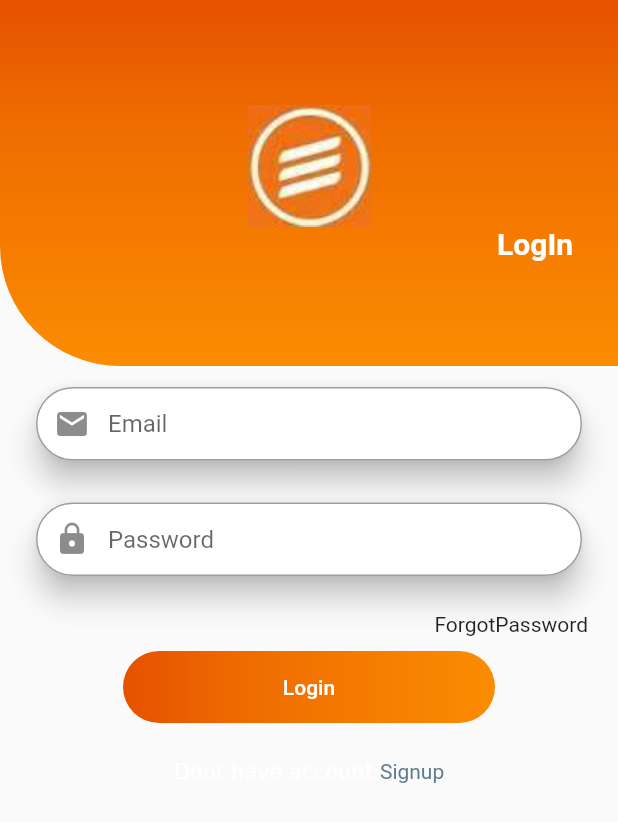
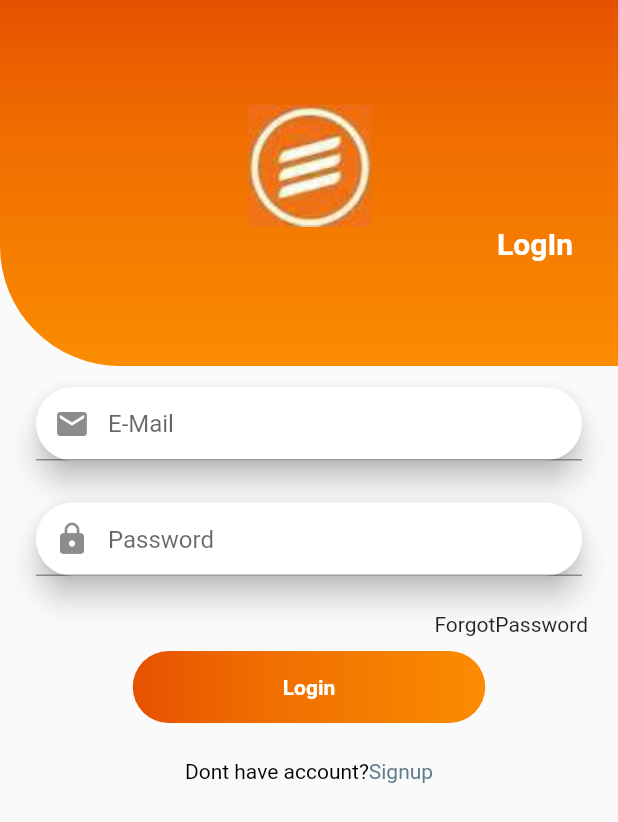
Before and after one commit to Kartik-Excellence/LogInForm, a Flutter app: the screen it shows after launch, on a phone screen of 412 x 824 dp. Shown: the top 822 px of the screen. Run offline on Flutter 3.47's test engine with Material 2 defaults, Android fonts, the phone set to English and light mode, and no system bars.

Commit message:
ui-layout is done

```diff
--- a/lib/loginscreen /loginscreen.dart
+++ b/lib/loginscreen /loginscreen.dart
@@ -2,7 +2,6 @@ import 'dart:io';
 
 import 'package:flutter/gestures.dart';
 import 'package:flutter/material.dart';
-import 'package:loginform/main.dart';
 import 'package:loginform/signupscreen/signupscreen.dart';
 
 class Login extends StatelessWidget {
@@ -43,7 +42,14 @@ class Login extends StatelessWidget {
 
 final _loginFormKey = GlobalKey<FormState>();
 
-class LoginScreen extends StatelessWidget {
+class LoginScreen extends StatefulWidget {
+  @override
+  _LoginScreenState createState() => _LoginScreenState();
+}
+
+class _LoginScreenState extends State<LoginScreen> {
+  Color passwordborderColour = Colors.transparent;
+  Color emailborderColour = Colors.transparent;
   String email;
   String password;
   bool isEmail = false;
@@ -51,23 +57,31 @@ class LoginScreen extends StatelessWidget {
   TextEditingController textEditingControll = new TextEditingController();
   @override
   Widget build(BuildContext context) {
+
+
+
     final emailField = TextFormField(
       controller: textEditingController,
       obscureText: false,
       decoration: InputDecoration(
         contentPadding: EdgeInsets.fromLTRB(20.0, 15.0, 20.0, 15.0),
         prefixIcon: new Icon(Icons.mail),
-          hintText: "Email",
-          border: OutlineInputBorder(
-              borderRadius: BorderRadius.circular(32.0),
-              borderSide: new BorderSide(color: Colors.red))),
+        hintText: "E-Mail",
+      ),
       validator: (value) {
+        setState(() {
           if (value.isEmpty) {
-          return 'Enter Email';
+            emailborderColour = Colors.red;
+            return null;
+          } else if (value.isNotEmpty) {
+            emailborderColour = Colors.transparent;
+            return null;
           }
-        return null;
+        });
       },
     );
+
+
 
     final passwordField = TextFormField(
       controller: textEditingControll,
@@ -77,11 +91,12 @@ class LoginScreen extends StatelessWidget {
         hoverColor: Colors.grey,
         hintText: "Password",
         prefixIcon: new Icon(Icons.lock),
-          border:
-              OutlineInputBorder(borderRadius: BorderRadius.circular(32.0))),
+      ),
       validator: (value) {
         if (value.isEmpty) {
-          return 'Enter Password';
+          passwordborderColour = Colors.red;
+        } else if (value.isNotEmpty) {
+          passwordborderColour = Colors.transparent;
         }
         return null;
       },
@@ -100,17 +115,22 @@ class LoginScreen extends StatelessWidget {
                   child: Card(
                     shadowColor: Colors.black,
                     elevation: 8,
-                    shape: StadiumBorder(),
+                    shape: StadiumBorder(
+                        side: BorderSide(
+                      color: emailborderColour,
+                    )),
                     child: emailField,
                   ),
                 ),
                 Container(
                   padding: EdgeInsets.symmetric(horizontal: 20, vertical: 10),
-                  alignment: Alignment.centerRight,
                   child: Card(
                     shadowColor: Colors.black,
                     elevation: 8,
-                    shape: StadiumBorder(),
+                    shape: StadiumBorder(
+                        side: BorderSide(
+                      color: passwordborderColour,
+                    )),
                     child: passwordField,
                   ),
                 ),
@@ -122,7 +142,6 @@ class LoginScreen extends StatelessWidget {
               alignment: Alignment.centerRight,
               child: Text('ForgotPassword')),
           Container(
-            padding: EdgeInsets.symmetric(horizontal: 80),
             decoration: BoxDecoration(
                 borderRadius: BorderRadius.circular(45.0),
                 gradient: LinearGradient(
@@ -135,9 +154,11 @@ class LoginScreen extends StatelessWidget {
                       Colors.orange[600]
                     ])),
             child: FlatButton(
-              child: Text('Login'),
+              padding: EdgeInsets.symmetric(horizontal: 100),
+                  child: Text('Login',style: TextStyle(fontWeight: FontWeight.bold ),),
               textColor: Colors.white,
               onPressed: () {
+                print(_loginFormKey.currentState.validate());
                 email = textEditingController.text;
                 password = textEditingControll.text;
                 if (_loginFormKey.currentState.validate()) {
@@ -152,7 +173,7 @@ class LoginScreen extends StatelessWidget {
           ),
           RichText(
               text: TextSpan(children: <TextSpan>[
-            TextSpan(text: 'Dont have account:'),
+            TextSpan(text: 'Dont have account?',style: TextStyle(color: Colors.black)),
             TextSpan(
                 text: 'Signup',
                 style: TextStyle(color: Colors.blueGrey),
```
Also changed, not shown: lib/signupscreen/signupscreen.dart (+89 -50 lines). Lines whose indentation alone changed are shown as unchanged.
